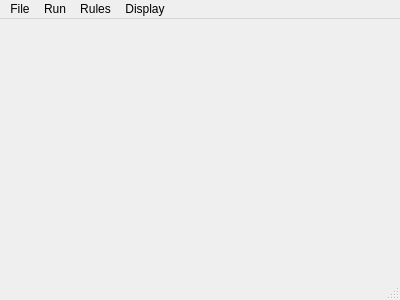
This is SugarGui/mainwindow.ui in josephkehoe/Sugarscape as Qt 5 draws it before an edit. The edited form follows.
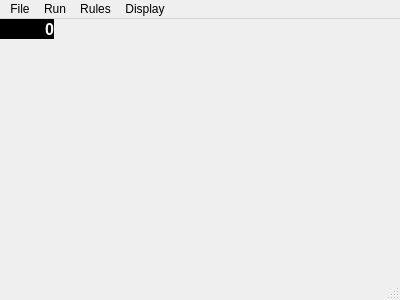
This is the edited form.

Commit message: moved strategy into world

The edit to the form file:
```diff
--- a/SugarGui/mainwindow.ui
+++ b/SugarGui/mainwindow.ui
@@ -13,7 +13,41 @@
   <property name="windowTitle">
    <string>MainWindow</string>
   </property>
-  <widget class="QWidget" name="centralWidget"/>
+  <widget class="QWidget" name="centralWidget">
+   <widget class="QLabel" name="StepCount">
+    <property name="geometry">
+     <rect>
+      <x>0</x>
+      <y>0</y>
+      <width>54</width>
+      <height>20</height>
+     </rect>
+    </property>
+    <property name="font">
+     <font>
+      <pointsize>12</pointsize>
+      <weight>75</weight>
+      <bold>true</bold>
+     </font>
+    </property>
+    <property name="layoutDirection">
+     <enum>Qt::LeftToRight</enum>
+    </property>
+    <property name="autoFillBackground">
+     <bool>false</bool>
+    </property>
+    <property name="styleSheet">
+     <string notr="true">color: rgb(255, 255, 255);
+background-color: rgb(0, 0, 0);</string>
+    </property>
+    <property name="text">
+     <string>0</string>
+    </property>
+    <property name="alignment">
+     <set>Qt::AlignRight|Qt::AlignTrailing|Qt::AlignVCenter</set>
+    </property>
+   </widget>
+  </widget>
   <widget class="QMenuBar" name="menuBar">
    <property name="geometry">
     <rect>
```
The commit also changes 1 other file.
